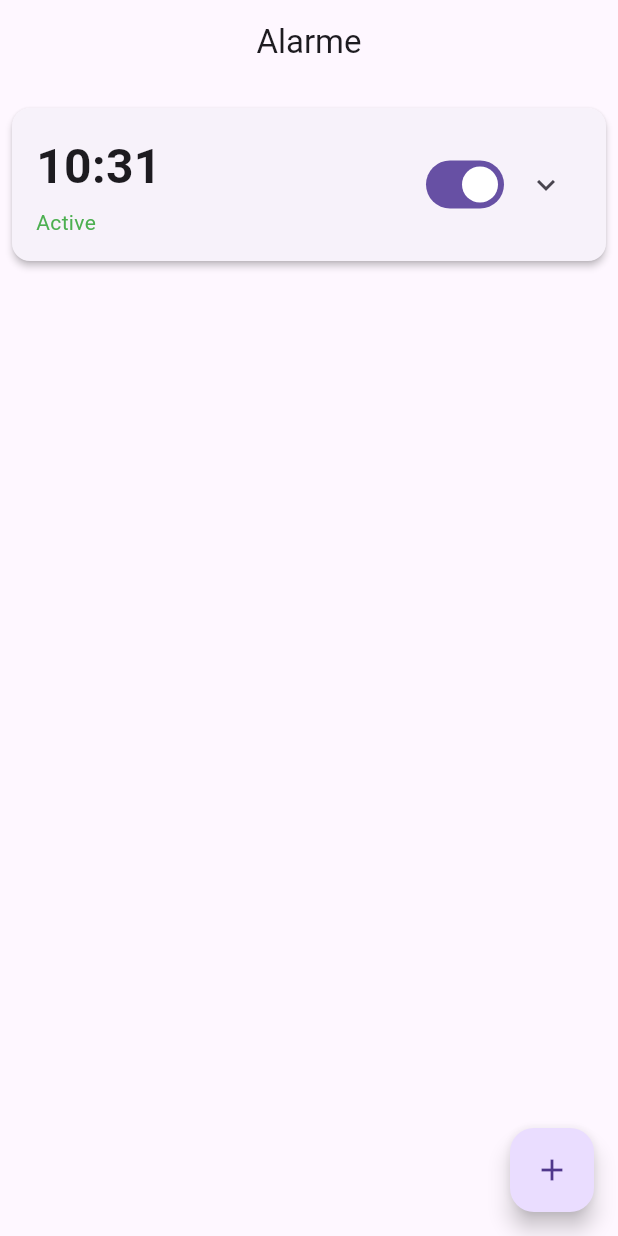
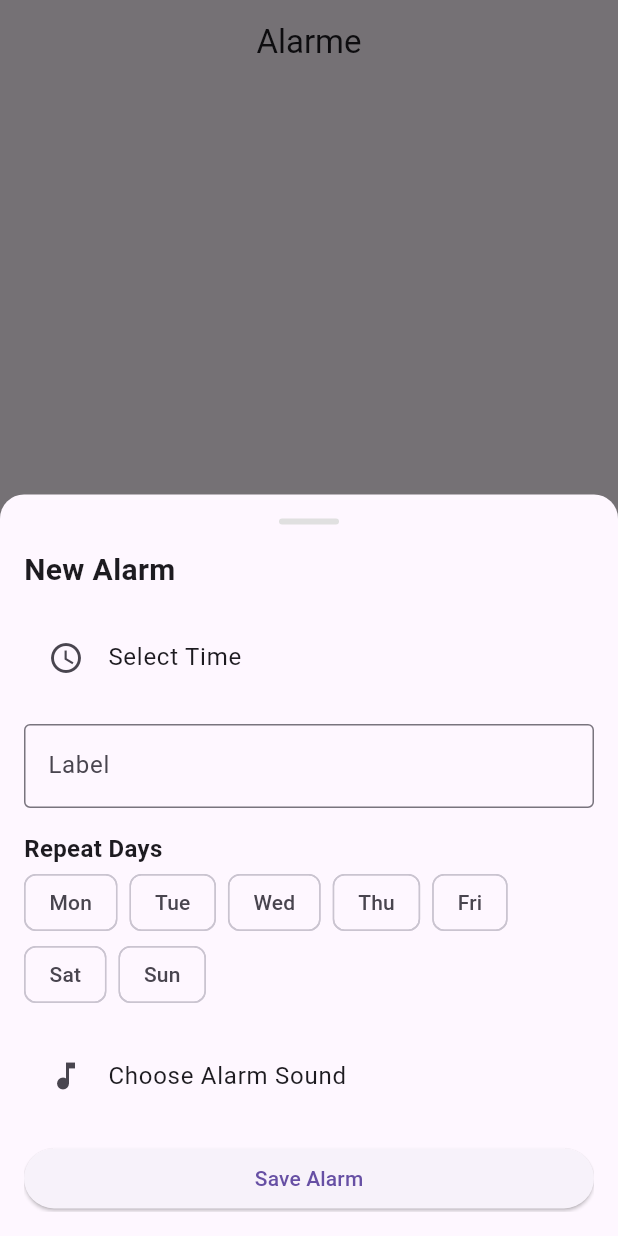
Before and after one commit to camillelnne/alarm-shuffle, a Flutter app: the screen it shows after launch, after a tap on the "add" icon, on a phone screen of 412 x 824 dp. Run offline on Flutter 3.47's test engine with Material 3 defaults, Android fonts, the phone set to English and light mode, and no system bars; our stand-ins replace flutter_riverpod, hooks_riverpod.

Commit message:
feat(alarms): add new alarm creation form

```diff
--- a/lib/ui/components/alarm_card.dart
+++ b/lib/ui/components/alarm_card.dart
@@ -1,15 +1,11 @@
+import "package:alarm_shuffle/viewmodels/alarm_viewmodel.dart";
 import "package:flutter/material.dart";
 import "package:flutter_riverpod/flutter_riverpod.dart";
 
 class AlarmCard extends ConsumerWidget {
-  final DateTime alarmTime;
-  final bool isActive;
+  final Alarm alarm;
 
-  const AlarmCard({
-    required this.alarmTime,
-    this.isActive = true,
-    super.key,
-  });
+  const AlarmCard({required this.alarm, super.key});
 
   @override
   Widget build(BuildContext context, WidgetRef ref) {
@@ -29,19 +25,17 @@ class AlarmCard extends ConsumerWidget {
               crossAxisAlignment: CrossAxisAlignment.start,
               children: [
                 Text(
-                  "${alarmTime.hour.toString().padLeft(2, '0')}:${alarmTime.minute.toString().padLeft(2, '0')}",
+                  alarm.time.format(context),
                   style: const TextStyle(
                     fontSize: 32,
                     fontWeight: FontWeight.bold,
                   ),
                 ),
                 const SizedBox(height: 4),
+                if (alarm.label.isNotEmpty)
                   Text(
-                  isActive ? "Active" : "Inactive",
-                  style: TextStyle(
-                    fontSize: 14,
-                    color: isActive ? Colors.green : Colors.grey,
-                  ),
+                    alarm.label,
+                    style: const TextStyle(fontSize: 16, color: Colors.grey),
                   ),
               ],
             ),
@@ -51,9 +45,10 @@ class AlarmCard extends ConsumerWidget {
               children: [
             // Toggle Switch
               Switch(
-                  value: isActive,
+                value: alarm.isActive,
                 onChanged: (value) {
-                    //TODO
+                  // Toggle the alarm's active state using the AlarmViewModel
+                  ref.read(alarmProvider).toggleAlarm(alarm, value);
                 },
               ),
 
--- /dev/null
+++ b/lib/ui/components/new_alarm.dart
@@ -0,0 +1,155 @@
+import "package:alarm_shuffle/viewmodels/alarm_viewmodel.dart";
+import "package:flutter/material.dart";
+import "package:flutter_riverpod/flutter_riverpod.dart";
+
+void showNewAlarmOverlay(BuildContext context, WidgetRef ref) {
+  showModalBottomSheet(
+    context: context,
+    isScrollControlled: true,
+    backgroundColor: Colors.transparent,
+    builder: (BuildContext context) {
+      return const NewAlarmForm();
+    },
+  );
+}
+
+class NewAlarmForm extends ConsumerStatefulWidget {
+  const NewAlarmForm({super.key});
+
+  @override
+  ConsumerState<NewAlarmForm> createState() => _NewAlarmFormState();
+}
+
+class _NewAlarmFormState extends ConsumerState<NewAlarmForm> {
+  TimeOfDay? selectedTime;
+  TextEditingController labelController = TextEditingController();
+  List<bool> repeatDays = List.generate(7, (_) => false);
+  String? selectedSound;
+
+  @override
+  Widget build(BuildContext context) {
+    return DraggableScrollableSheet(
+      initialChildSize: 0.6,
+      minChildSize: 0.4,
+      maxChildSize: 0.9,
+      builder: (context, scrollController) {
+        return Container(
+          decoration: BoxDecoration(
+            color: Theme.of(context).scaffoldBackgroundColor,
+            borderRadius: const BorderRadius.vertical(top: Radius.circular(16)),
+          ),
+          padding: const EdgeInsets.all(16.0),
+          child: SingleChildScrollView(
+            controller: scrollController,
+            child: Column(
+              crossAxisAlignment: CrossAxisAlignment.start,
+              children: [
+                // Header
+                Center(
+                  child: Container(
+                    width: 40,
+                    height: 4,
+                    margin: const EdgeInsets.only(bottom: 16),
+                    decoration: BoxDecoration(
+                      color: Colors.grey[300],
+                      borderRadius: BorderRadius.circular(2),
+                    ),
+                  ),
+                ),
+                const Text(
+                  "New Alarm",
+                  style: TextStyle(fontSize: 20, fontWeight: FontWeight.bold),
+                ),
+                const SizedBox(height: 16),
+
+                // Time Picker
+                ListTile(
+                  leading: const Icon(Icons.access_time),
+                  title: Text(
+                    selectedTime != null
+                        ? "Time: ${selectedTime!.format(context)}"
+                        : "Select Time",
+                  ),
+                  onTap: () async {
+                    final time = await showTimePicker(
+                      context: context,
+                      initialTime: TimeOfDay.now(),
+                    );
+                    if (time != null) {
+                      setState(() {
+                        selectedTime = time;
+                      });
+                    }
+                  },
+                ),
+                const SizedBox(height: 16),
+
+                // Label Input
+                TextField(
+                  controller: labelController,
+                  decoration: const InputDecoration(
+                    labelText: "Label",
+                    border: OutlineInputBorder(),
+                  ),
+                ),
+                const SizedBox(height: 16),
+
+                // Repeat Days
+                const Text(
+                  "Repeat Days",
+                  style: TextStyle(fontSize: 16, fontWeight: FontWeight.w600),
+                ),
+                Wrap(
+                  spacing: 8,
+                  children: List.generate(7, (index) {
+                    final dayNames = ["Mon", "Tue", "Wed", "Thu", "Fri", "Sat", "Sun"];
+                    return ChoiceChip(
+                      label: Text(dayNames[index]),
+                      selected: repeatDays[index],
+                      onSelected: (selected) {
+                        setState(() {
+                          repeatDays[index] = selected;
+                        });
+                      },
+                    );
+                  }),
+                ),
+                const SizedBox(height: 16),
+
+                // Sound Picker (Placeholder)
+                ListTile(
+                  leading: const Icon(Icons.music_note),
+                  title: Text(selectedSound ?? "Choose Alarm Sound"),
+                  onTap: () {
+                    // TODO: Implement sound picker
+                  },
+                ),
+                const SizedBox(height: 16),
+
+                // Save Button
+                ElevatedButton(
+                  onPressed: () {
+                    if (selectedTime != null) {
+                      final newAlarm = Alarm(
+                        time: selectedTime!,
+                        label: labelController.text,
+                        repeatDays: repeatDays,
+                      );
+                      ref.read(alarmProvider).addAlarm(newAlarm);
+                      Navigator.pop(context); // Close the overlay
+                    } else {
+                      ScaffoldMessenger.of(context).showSnackBar(
+                        const SnackBar(content: Text("Please select a time")),
+                      );
+                    }
+                  },
+                  child: const Center(child: Text("Save Alarm")),
+                ),
+              ],
+            ),
+          ),
+        );
+      },
+    );
+  }
+}
--- a/lib/ui/screens/alarm_screen.dart
+++ b/lib/ui/screens/alarm_screen.dart
@@ -1,4 +1,5 @@
 import "package:alarm_shuffle/ui/components/alarm_card.dart";
+import "package:alarm_shuffle/ui/components/new_alarm.dart";
 import "package:alarm_shuffle/viewmodels/alarm_viewmodel.dart";
 import "package:flutter/material.dart";
 import "package:flutter_riverpod/flutter_riverpod.dart";
@@ -19,18 +20,16 @@ class AlarmScreen extends ConsumerWidget {
           ? const _EmptyState()
           : _AlarmList(alarms: alarmViewModel.alarms),
       floatingActionButton: FloatingActionButton(
-        onPressed: () => _addSampleAlarm(ref),
+        onPressed: () {
+          showNewAlarmOverlay(context, ref);
+        },
         tooltip: "Add Alarm",
         child: const Icon(Icons.add),
       ),
+
     );
   }
 
-  void _addSampleAlarm(WidgetRef ref) {
-    final now = DateTime.now();
-    final sampleAlarm = DateTime(now.year, now.month, now.day, now.hour, now.minute + 1);
-    ref.read(alarmProvider).addAlarm(sampleAlarm);
-  }
 }
 
 // Widget for the empty state
@@ -65,8 +64,9 @@ class _EmptyState extends StatelessWidget {
 }
 
 // Widget for displaying the alarm list
+// Widget for displaying the alarm list
 class _AlarmList extends StatelessWidget {
-  final List<DateTime> alarms;
+  final List<Alarm> alarms; // Now expects a list of Alarm objects
 
   const _AlarmList({required this.alarms});
 
@@ -76,8 +76,8 @@ class _AlarmList extends StatelessWidget {
       padding: const EdgeInsets.all(8.0),
       itemCount: alarms.length,
       itemBuilder: (context, index) {
-        final alarmTime = alarms[index];
-        return AlarmCard(alarmTime: alarmTime);
+        final alarm = alarms[index]; // Each item is an Alarm object
+        return AlarmCard(alarm: alarm); // Pass the Alarm object to AlarmCard
       },
     );
   }
--- a/lib/viewmodels/alarm_viewmodel.dart
+++ b/lib/viewmodels/alarm_viewmodel.dart
@@ -1,25 +1,45 @@
 import "package:flutter/material.dart";
 import "package:flutter_riverpod/flutter_riverpod.dart";
 
+class Alarm {
+  final TimeOfDay time;
+  final String label;
+  final List<bool> repeatDays; // 7 booleans for Mon-Sun
+  final String? soundPath; // Path to the selected alarm sound
+  bool isActive;
+
+  Alarm({
+    required this.time,
+    this.label = "",
+    required this.repeatDays,
+    this.soundPath,
+    this.isActive = true,
+  });
+}
+
 class AlarmViewModel extends ChangeNotifier {
-  final List<DateTime> _alarms = []; // List to store alarms
+  final List<Alarm> _alarms = [];
 
-  List<DateTime> get alarms => List.unmodifiable(_alarms); // Prevent external modification
+  List<Alarm> get alarms => List.unmodifiable(_alarms);
 
-  void addAlarm(DateTime alarmTime) {
-    _alarms.add(alarmTime);
-    notifyListeners(); // Notify UI listeners to rebuild
-  }
-
-  void removeAlarm(DateTime alarmTime) {
-    _alarms.remove(alarmTime); // Remove the alarm
+  void addAlarm(Alarm alarm) {
+    _alarms.add(alarm);
     notifyListeners();
   }
 
-  void clearAlarms() {
-    _alarms.clear(); // Clear all alarms
+  void removeAlarm(Alarm alarm) {
+    _alarms.remove(alarm);
     notifyListeners();
+  }
+
+  void toggleAlarm(Alarm alarm, bool isActive) {
+    final index = _alarms.indexOf(alarm);
+    if (index != -1) {
+      _alarms[index].isActive = isActive;
+      notifyListeners();
+    }
   }
 }
 
+
 final alarmProvider = ChangeNotifierProvider((ref) => AlarmViewModel());
```
Lines whose indentation alone changed are shown as unchanged.
